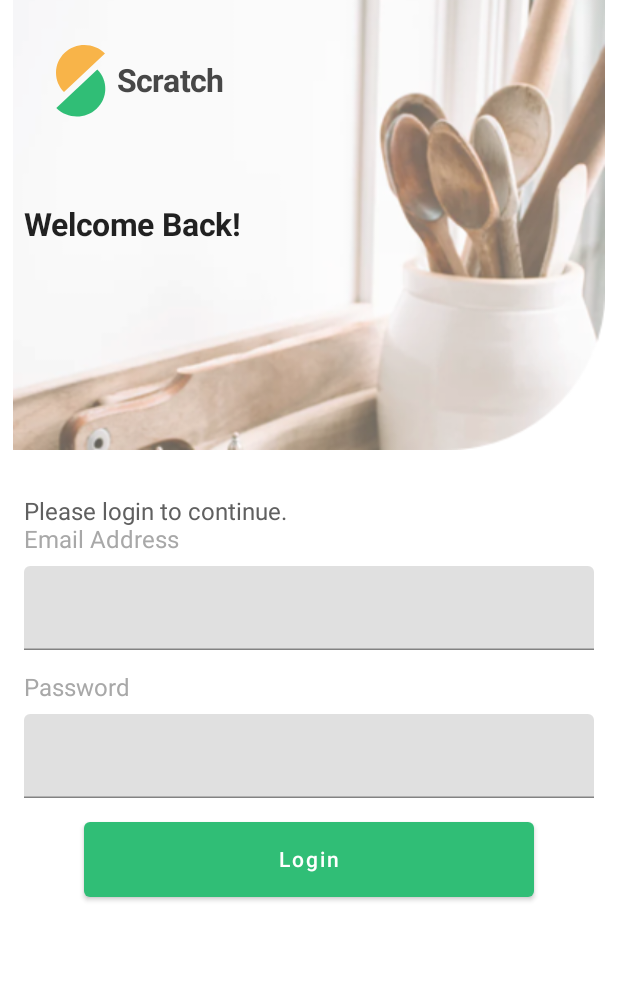
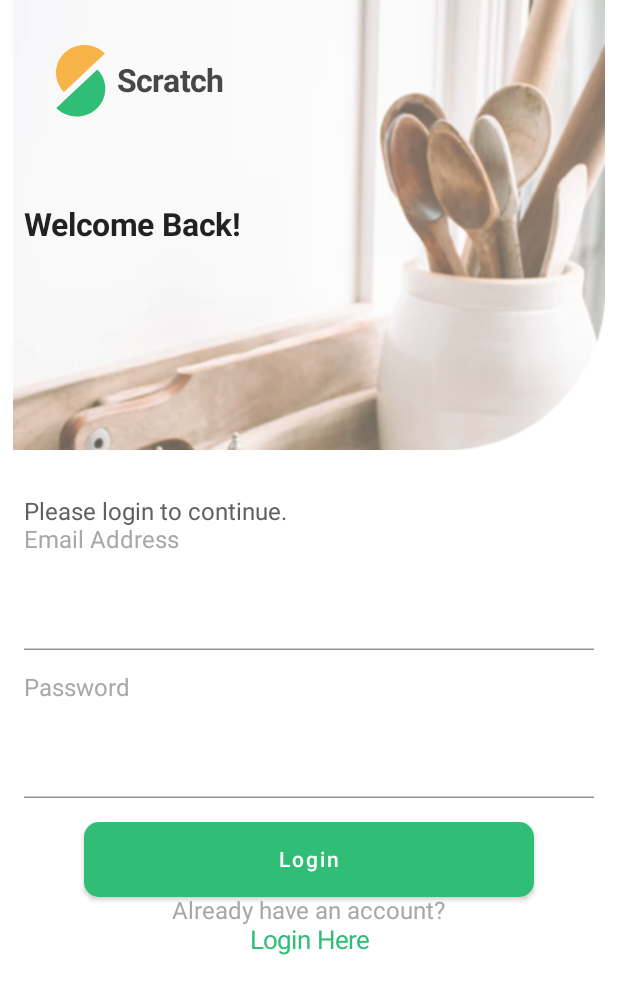
Before and after one commit to alireza-rafeezadeh/Scratch-android, an Android app built with Jetpack Compose: the screen it shows after launch (MainActivity), on a phone screen of 412 x 824 dp. Shown: the top 994 px of the screen. Run offline under Robolectric (Android 15) with nearby library versions, the phone set to English and light mode, and no system bars.

Commit message:
All components added to login

```diff
--- a/app/src/main/java/com/example/composetestapp/ui/Login.kt
+++ b/app/src/main/java/com/example/composetestapp/ui/Login.kt
@@ -7,6 +7,9 @@ import androidx.compose.foundation.background
 import androidx.compose.foundation.layout.*
 import androidx.compose.foundation.lazy.LazyColumn
 import androidx.compose.foundation.rememberScrollState
+import androidx.compose.foundation.shape.RoundedCornerShape
+import androidx.compose.foundation.shape.ZeroCornerSize
+import androidx.compose.foundation.text.BasicTextField
 import androidx.compose.foundation.text.KeyboardActions
 import androidx.compose.foundation.text.KeyboardOptions
 import androidx.compose.foundation.verticalScroll
@@ -122,12 +125,19 @@ fun login() {
 
         Spacer(modifier = Modifier.height(16.dp))
 
-        Button(onClick = { /*TODO*/ },
+
+
+        Button(
+            onClick = { /*TODO*/ },
             modifier = Modifier
                 .height(50.dp)
                 .width(300.dp)
                 .align(Alignment.CenterHorizontally),
-            colors = ButtonDefaults.textButtonColors(backgroundColor = colorResource(id = R.color.jungle_green))
+            shape = RoundedCornerShape(20),
+            colors = ButtonDefaults.textButtonColors(
+                backgroundColor = colorResource(id = R.color.jungle_green),
+
+                )
         ) {
             Text(
                 text = "Login",
@@ -137,6 +147,18 @@ fun login() {
                 color = colorResource(id = R.color.white)
             )
         }
+
+        Text(
+            text = "Already have an account?",
+            modifier = Modifier.align(Alignment.CenterHorizontally),
+            color = colorResource(id = R.color.silver_chalice)
+        )
+
+        Text(
+            text = "Login Here", fontSize = 17.sp,
+            modifier = Modifier.align(Alignment.CenterHorizontally),
+            color = colorResource(id = R.color.jungle_green)
+        )
 
 
         // This should be at the end for the scrollview to work
@@ -156,9 +178,9 @@ fun editableText(textState: MutableState<TextFieldValue>, title: String, isPassw
         modifier = Modifier.padding(start = 16.dp, bottom = 8.dp)
     )
 
-    var v: VisualTransformation = VisualTransformation.None
+    var passVisual: VisualTransformation = VisualTransformation.None
     if (isPassword) {
-        v = PasswordVisualTransformation()
+        passVisual = PasswordVisualTransformation()
     }
 
     TextField(
@@ -166,12 +188,21 @@ fun editableText(textState: MutableState<TextFieldValue>, title: String, isPassw
         onValueChange = { textState.value = it },
         modifier = Modifier
             .padding(start = 16.dp, end = 16.dp)
-            .background(Color.White)
             .fillMaxWidth(),
         singleLine = true,
 //        keyboardOptions = KeyboardOptions(keyboardType = KeyboardType.Number),
-        visualTransformation = v
+        visualTransformation = passVisual,
+//        shape = MaterialTheme.shapes.small.copy(bottomEnd = ZeroCornerSize, bottomStart = ZeroCornerSize)
+        colors = TextFieldDefaults.textFieldColors(
+            backgroundColor = Color.White,
+            textColor = colorResource(id = R.color.midnight_moss),
+            cursorColor = colorResource(id = R.color.midnight_moss),
+            focusedIndicatorColor = colorResource(
+                id = R.color.silver
+            )
+        )
     )
+
 
 }
 
--- a/app/src/main/res/values/colors.xml
+++ b/app/src/main/res/values/colors.xml
@@ -13,5 +13,7 @@
     <color name="scorpion">#606060</color>
     <color name="silver_chalice">#A8A8A8</color>
     <color name="jungle_green">#30BE76</color>
+    <color name="silver">#CCCCCC</color>
+    <color name="midnight_moss">#030F09</color>
 
 </resources>
```
